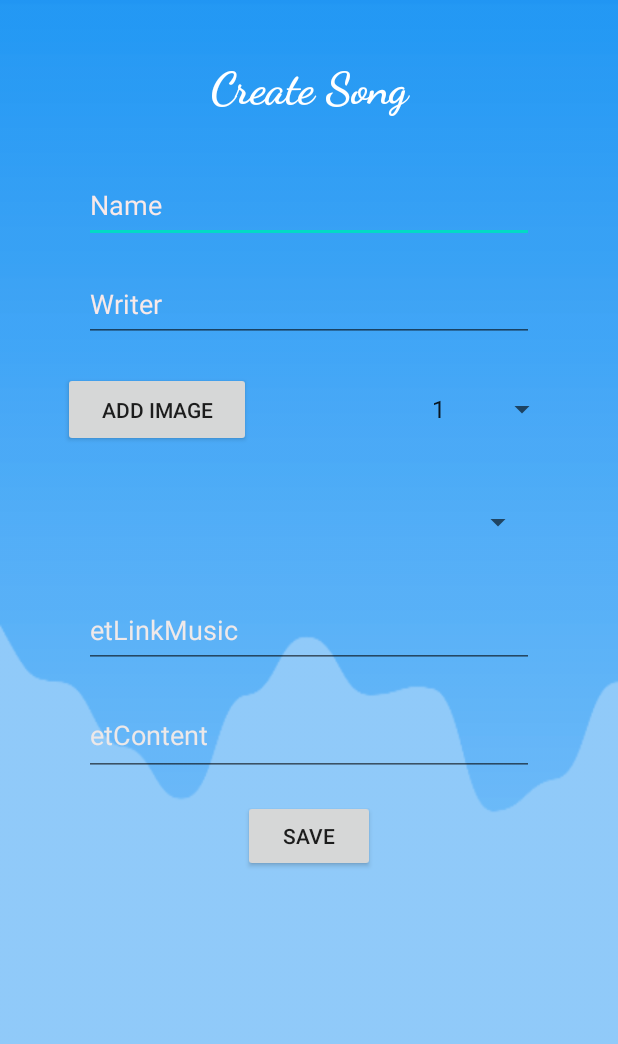
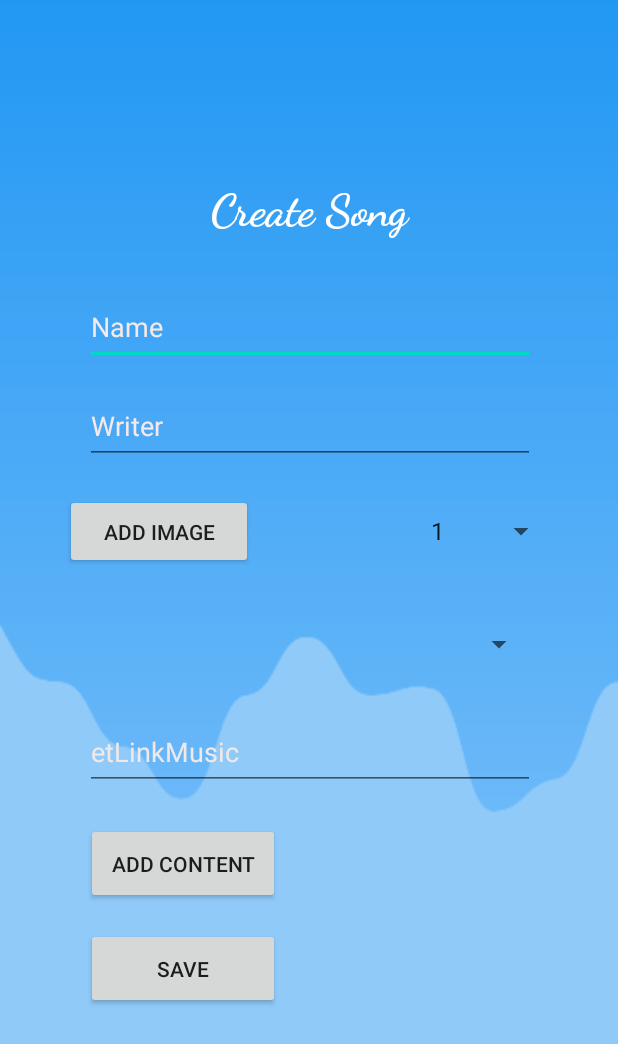
Before and after one commit to AndroidProjectFinal/OhSheet-, an Android app: the ActivityCreateSong screen opened directly, with no data from a screen before it, on a phone screen of 412 x 824 dp. Shown: the top 1044 px of the screen. Run offline under Robolectric (Android 15) with nearby library versions, the phone set to English and light mode, and no system bars; our stand-ins replace Firebase (no records; nobody signed in at launch, a user with empty details on screens opened directly), Picasso.

Commit message:
not done but you can get it

```diff
--- a/app/src/main/java/com/example/ohsheet/view/ActivityCreateSong.java
+++ b/app/src/main/java/com/example/ohsheet/view/ActivityCreateSong.java
@@ -4,6 +4,7 @@ import androidx.annotation.NonNull;
 import androidx.annotation.Nullable;
 import androidx.appcompat.app.AppCompatActivity;
 
+import android.app.ProgressDialog;
 import android.content.ContentResolver;
 import android.content.Intent;
 import android.net.Uri;
@@ -16,6 +17,7 @@ import android.widget.Button;
 import android.widget.EditText;
 import android.widget.ImageView;
 import android.widget.Spinner;
+import android.widget.TextView;
 import android.widget.Toast;
 
 import com.example.ohsheet.R;
@@ -26,25 +28,33 @@ import com.google.android.gms.tasks.OnCompleteListener;
 import com.google.android.gms.tasks.Task;
 import com.google.firebase.firestore.CollectionReference;
 import com.google.firebase.firestore.FirebaseFirestore;
+import com.google.firebase.firestore.QueryDocumentSnapshot;
+import com.google.firebase.firestore.QuerySnapshot;
 import com.google.firebase.storage.FirebaseStorage;
 import com.google.firebase.storage.StorageReference;
 import com.google.firebase.storage.UploadTask;
 import com.squareup.picasso.Picasso;
 
+import java.net.URI;
 import java.util.ArrayList;
+import java.util.List;
 
 public class ActivityCreateSong extends AppCompatActivity {
     private static final int PICK_IMAGE_REQUEST = 1;
+    private static final int PICK_IMAGE = 1;
     private EditText etTitleSong;
     private EditText etWriter;
     private Button btnAddImage;
     private Spinner spLev;
     private EditText etLinkMusic;
-    private EditText etContent;
+    private Button btnAddContent;
     private Button btnSave;
     private ImageView imageView;
-
+    private Spinner spGenre;
     private Uri imageUri;
+    private TextView txtAlert;
+    private ArrayList<Uri> ImageList = new ArrayList<Uri>();
+    private ProgressDialog progressDialog;
 
     private StorageReference storageRef;
     private FirebaseFirestore firestore;
@@ -57,9 +67,14 @@ public class ActivityCreateSong extends AppCompatActivity {
         btnAddImage = findViewById(R.id.btnAddImage);
         spLev = findViewById(R.id.spLev);
         etLinkMusic = findViewById(R.id.etLinkMusic);
-        etContent = findViewById(R.id.etContent);
+        btnAddContent = findViewById(R.id.btnAddContent);
         btnSave = findViewById(R.id.btnSave);
         imageView = findViewById(R.id.imageView);
+        spGenre = findViewById(R.id.spGenre);
+        txtAlert = findViewById(R.id.txtAlert);
+        progressDialog = new ProgressDialog(this);
+        progressDialog.setMessage("Image uploading please wait.....");
+
 
         storageRef = FirebaseStorage.getInstance().getReference("Sheet");
         firestore = FirebaseFirestore.getInstance();
@@ -74,6 +89,38 @@ public class ActivityCreateSong extends AppCompatActivity {
         ArrayAdapter<String> arrayAdapter = new ArrayAdapter<String>(this,android.R.layout.simple_list_item_1, arrayList);
         arrayAdapter.setDropDownViewResource(android.R.layout.simple_list_item_1);
         spLev.setAdapter(arrayAdapter);
+
+        final CollectionReference reference = firestore.collection("genre");
+
+        reference.get().addOnCompleteListener(new OnCompleteListener<QuerySnapshot>() {
+            @Override
+            public void onComplete(@NonNull Task<QuerySnapshot> task) {
+                if(task.isSuccessful()){
+                    QuerySnapshot snapshot = task.getResult();
+                    List<Genre> list = new ArrayList<>();
+                    for(QueryDocumentSnapshot doc : snapshot){
+                        Genre  genre = new Genre();
+                        genre.setGenreName(doc.get("genreName").toString());
+
+                        list.add(genre);
+
+                    }
+                    ArrayAdapter<Genre> adapter = new ArrayAdapter<>(getApplicationContext(),android.R.layout.simple_list_item_1,list);
+                    spGenre.setAdapter(adapter);
+                }
+            }
+        });
+
+        btnAddContent.setOnClickListener(new View.OnClickListener() {
+            @Override
+            public void onClick(View v) {
+                Intent intent = new Intent();
+                intent.setType("image/*");
+                intent.putExtra(Intent.EXTRA_ALLOW_MULTIPLE,true);
+                startActivityForResult(intent,PICK_IMAGE);
+
+            }
+        });
 
 
         btnAddImage.setOnClickListener(new View.OnClickListener() {
@@ -104,6 +151,9 @@ public class ActivityCreateSong extends AppCompatActivity {
 
     @Override
     protected void onActivityResult(int requestCode, int resultCode, @Nullable Intent data) {
+
+
+
         super.onActivityResult(requestCode, resultCode, data);
         if(requestCode == PICK_IMAGE_REQUEST && resultCode == RESULT_OK
                 && data != null && data.getData()!=null){
@@ -111,7 +161,32 @@ public class ActivityCreateSong extends AppCompatActivity {
 
             Picasso.get().load(imageUri).into(imageView);
             imageView.setImageURI(imageUri);
+        }else if(requestCode == PICK_IMAGE && resultCode == RESULT_OK
+                && data != null && data.getData()!=null && data.getClipData() != null){
+
+
+            int countClipData = data.getClipData().getItemCount();
+            int currentImageSelect = 0;
+
+            while (currentImageSelect<countClipData){
+
+                imageUri = data.getClipData().getItemAt(currentImageSelect).getUri();
+                ImageList.add(imageUri);
+
+                currentImageSelect = currentImageSelect+1;
+
+            }
+
+            txtAlert.setVisibility(View.VISIBLE);
+            txtAlert.setText("You have selected" +ImageList.size()+"images");
+            btnAddContent.setVisibility(View.GONE);
+
+
+
         }
+
+
+
     }
     private String getFileExtension(Uri uri){
         ContentResolver cR = getContentResolver();
@@ -120,6 +195,10 @@ public class ActivityCreateSong extends AppCompatActivity {
     }
 
     private void uploadFile(){
+        progressDialog.show();
+        StorageReference imageFolder = FirebaseStorage.getInstance().getReference().child("");
+
+
         final CollectionReference reference = firestore.collection("songs");
         if (imageUri != null)
         {
--- a/app/src/main/res/layout/activity_create_song.xml
+++ b/app/src/main/res/layout/activity_create_song.xml
@@ -9,8 +9,12 @@
 
     <ScrollView
         android:id="@+id/scrollView"
-        android:layout_width="match_parent"
-        android:layout_height="match_parent">
+        android:layout_width="406dp"
+        android:layout_height="661dp"
+        app:layout_constraintBottom_toBottomOf="parent"
+        app:layout_constraintEnd_toEndOf="parent"
+        app:layout_constraintStart_toStartOf="parent"
+        app:layout_constraintTop_toTopOf="parent">
 
         <androidx.constraintlayout.widget.ConstraintLayout
             android:layout_width="match_parent"
@@ -124,38 +128,54 @@
                 android:hint="@string/linkMusic"
                 android:inputType="textPersonName"
                 android:textColorHint="#EFE9E9"
-                app:layout_constraintBottom_toTopOf="@+id/etContent"
+                app:layout_constraintBottom_toTopOf="@+id/btnAddContent"
                 app:layout_constraintEnd_toEndOf="parent"
                 app:layout_constraintStart_toStartOf="parent"
                 app:layout_constraintTop_toBottomOf="@+id/spGenre" />
 
-            <EditText
-                android:id="@+id/etContent"
-                android:layout_width="300dp"
-                android:layout_height="50dp"
+            <Button
+                android:id="@+id/btnAddContent"
+                android:layout_width="129dp"
+                android:layout_height="54dp"
                 android:layout_marginStart="16dp"
                 android:layout_marginEnd="16dp"
                 android:layout_marginBottom="16dp"
                 android:ems="10"
-                android:gravity="start|top"
-                android:hint="@string/etContent"
+                android:gravity="center"
                 android:inputType="textMultiLine"
-                android:textColorHint="#EDE8E8"
+                android:text="@string/addContent"
+                android:textColorHint="#121111"
                 app:layout_constraintBottom_toTopOf="@+id/btnSave"
                 app:layout_constraintEnd_toEndOf="parent"
+                app:layout_constraintHorizontal_bias="0.156"
                 app:layout_constraintStart_toStartOf="parent"
                 app:layout_constraintTop_toBottomOf="@+id/etLinkMusic" />
 
             <Button
                 android:id="@+id/btnSave"
-                android:layout_width="wrap_content"
-                android:layout_height="wrap_content"
+                android:layout_width="129dp"
+                android:layout_height="54dp"
                 android:layout_marginBottom="17dp"
                 android:text="@string/btnSaveCreateSong"
                 app:layout_constraintBottom_toBottomOf="parent"
                 app:layout_constraintEnd_toEndOf="parent"
+                app:layout_constraintHorizontal_bias="0.195"
                 app:layout_constraintStart_toStartOf="parent"
-                app:layout_constraintTop_toBottomOf="@+id/etContent" />
+                app:layout_constraintTop_toBottomOf="@+id/btnAddContent" />
+
+            <TextView
+                android:id="@+id/txtAlert"
+                android:layout_width="191dp"
+                android:layout_height="48dp"
+                android:text="alert"
+                android:visibility="gone"
+                app:layout_constraintBottom_toBottomOf="parent"
+                app:layout_constraintEnd_toEndOf="parent"
+                app:layout_constraintHorizontal_bias="0.922"
+                app:layout_constraintStart_toStartOf="parent"
+                app:layout_constraintTop_toTopOf="parent"
+                app:layout_constraintVertical_bias="0.836" />
+
         </androidx.constraintlayout.widget.ConstraintLayout>
     </ScrollView>
 
--- a/app/src/main/res/values/strings.xml
+++ b/app/src/main/res/values/strings.xml
@@ -32,4 +32,5 @@
     <string name="deletesong">Delete</string>
     <string name="updategenre">Update</string>
     <string name="deletegenre">Delete</string>
+    <string name="addContent">Add Content</string>
 </resources>
```
